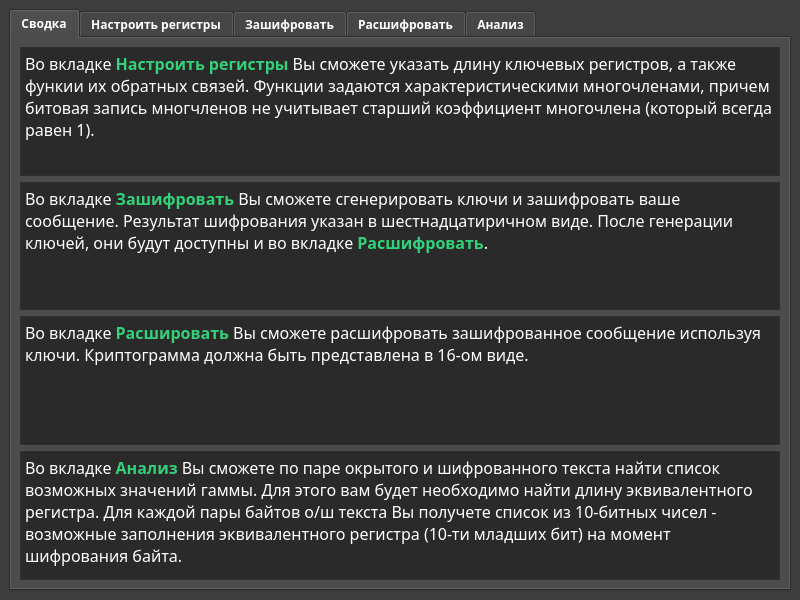
First picture: the form in mainwindow.ui, repository jmpleo/labCC, before the edit.
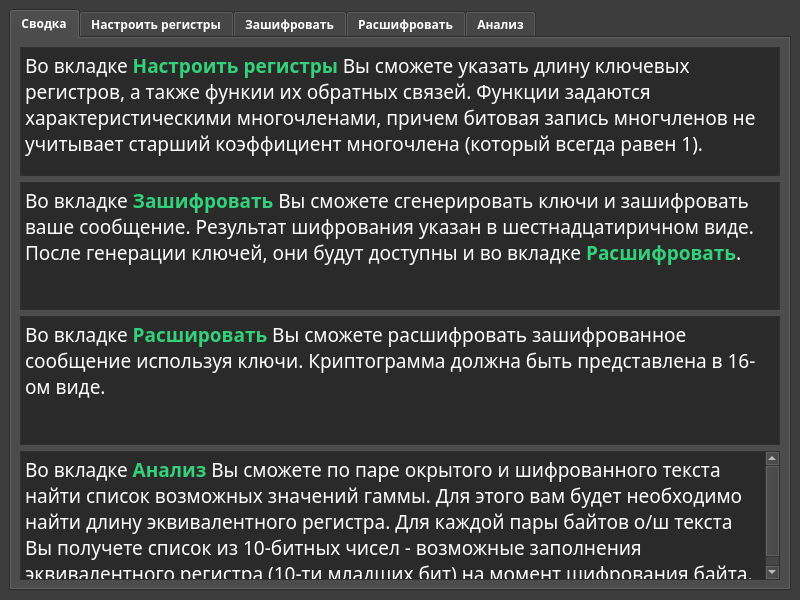
Second picture: the form after the edit. The open tabs and pages were chosen to show the change. Custom widgets are drawn as their Qt base class.

Patch:
```diff
--- a/mainwindow.ui
+++ b/mainwindow.ui
@@ -526,12 +526,20 @@
          <layout class="QVBoxLayout" name="verticalLayout_2">
           <item>
            <widget class="QTextBrowser" name="textBrowser_2">
+            <property name="font">
+             <font>
+              <family>JetBrains Mono</family>
+              <pointsize>14</pointsize>
+              <weight>75</weight>
+              <bold>true</bold>
+             </font>
+            </property>
             <property name="html">
              <string>&lt;!DOCTYPE HTML PUBLIC &quot;-//W3C//DTD HTML 4.0//EN&quot; &quot;http://www.w3.org/TR/REC-html40/strict.dtd&quot;&gt;
 &lt;html&gt;&lt;head&gt;&lt;meta name=&quot;qrichtext&quot; content=&quot;1&quot; /&gt;&lt;style type=&quot;text/css&quot;&gt;
 p, li { white-space: pre-wrap; }
-&lt;/style&gt;&lt;/head&gt;&lt;body style=&quot; font-family:'JetBrains Mono'; font-size:11pt; font-weight:600; font-style:normal;&quot;&gt;
-&lt;p style=&quot; margin-top:0px; margin-bottom:0px; margin-left:0px; margin-right:0px; -qt-block-indent:0; text-indent:0px;&quot;&gt;&lt;span style=&quot; font-size:12pt; font-weight:400;&quot;&gt;Во вкладке &lt;/span&gt;&lt;span style=&quot; font-size:12pt; color:#33d17a;&quot;&gt;Настроить регистры&lt;/span&gt;&lt;span style=&quot; font-size:12pt; font-weight:400;&quot;&gt; Вы сможете указать длину ключевых регистров, а также функии их обратных связей. Функции задаются характеристическими многочленами, причем битовая запись многчленов не учитывает старший коэффициент многочлена (который всегда равен 1).&lt;/span&gt;&lt;/p&gt;&lt;/body&gt;&lt;/html&gt;</string>
+&lt;/style&gt;&lt;/head&gt;&lt;body style=&quot; font-family:'JetBrains Mono','JetBrains Mono'; font-size:14pt; font-weight:600; font-style:normal;&quot;&gt;
+&lt;p style=&quot; margin-top:0px; margin-bottom:0px; margin-left:0px; margin-right:0px; -qt-block-indent:0; text-indent:0px;&quot;&gt;&lt;span style=&quot; font-family:'JetBrains Mono'; font-weight:400;&quot;&gt;Во вкладке &lt;/span&gt;&lt;span style=&quot; font-family:'JetBrains Mono'; color:#33d17a;&quot;&gt;Настроить регистры&lt;/span&gt;&lt;span style=&quot; font-family:'JetBrains Mono'; font-weight:400;&quot;&gt; Вы сможете указать длину ключевых регистров, а также функии их обратных связей. Функции задаются характеристическими многочленами, причем битовая запись многчленов не учитывает старший коэффициент многочлена (который всегда равен 1).&lt;/span&gt;&lt;/p&gt;&lt;/body&gt;&lt;/html&gt;</string>
             </property>
            </widget>
           </item>
@@ -541,8 +549,8 @@
              <string>&lt;!DOCTYPE HTML PUBLIC &quot;-//W3C//DTD HTML 4.0//EN&quot; &quot;http://www.w3.org/TR/REC-html40/strict.dtd&quot;&gt;
 &lt;html&gt;&lt;head&gt;&lt;meta name=&quot;qrichtext&quot; content=&quot;1&quot; /&gt;&lt;style type=&quot;text/css&quot;&gt;
 p, li { white-space: pre-wrap; }
-&lt;/style&gt;&lt;/head&gt;&lt;body style=&quot; font-family:'JetBrains Mono'; font-size:11pt; font-weight:600; font-style:normal;&quot;&gt;
-&lt;p style=&quot; margin-top:0px; margin-bottom:0px; margin-left:0px; margin-right:0px; -qt-block-indent:0; text-indent:0px;&quot;&gt;&lt;span style=&quot; font-size:12pt; font-weight:400;&quot;&gt;Во вкладке &lt;/span&gt;&lt;span style=&quot; font-size:12pt; color:#33d17a;&quot;&gt;Зашифровать&lt;/span&gt;&lt;span style=&quot; font-size:12pt; font-weight:400;&quot;&gt; Вы сможете сгенерировать ключи и зашифровать ваше сообщение. Результат шифрования указан в шестнадцатиричном виде. После генерации ключей, они будут доступны и во вкладке &lt;/span&gt;&lt;span style=&quot; font-size:12pt; color:#33d17a;&quot;&gt;Расшифровать&lt;/span&gt;&lt;span style=&quot; font-size:12pt; font-weight:400;&quot;&gt;.&lt;/span&gt;&lt;/p&gt;&lt;/body&gt;&lt;/html&gt;</string>
+&lt;/style&gt;&lt;/head&gt;&lt;body style=&quot; font-family:'JetBrains Mono'; font-size:14pt; font-weight:600; font-style:normal;&quot;&gt;
+&lt;p style=&quot; margin-top:0px; margin-bottom:0px; margin-left:0px; margin-right:0px; -qt-block-indent:0; text-indent:0px;&quot;&gt;&lt;span style=&quot; font-weight:400;&quot;&gt;Во вкладке &lt;/span&gt;&lt;span style=&quot; color:#33d17a;&quot;&gt;Зашифровать&lt;/span&gt;&lt;span style=&quot; font-weight:400;&quot;&gt; Вы сможете сгенерировать ключи и зашифровать ваше сообщение. Результат шифрования указан в шестнадцатиричном виде. После генерации ключей, они будут доступны и во вкладке &lt;/span&gt;&lt;span style=&quot; color:#33d17a;&quot;&gt;Расшифровать&lt;/span&gt;&lt;span style=&quot; font-weight:400;&quot;&gt;.&lt;/span&gt;&lt;/p&gt;&lt;/body&gt;&lt;/html&gt;</string>
             </property>
            </widget>
           </item>
@@ -552,8 +560,8 @@
              <string>&lt;!DOCTYPE HTML PUBLIC &quot;-//W3C//DTD HTML 4.0//EN&quot; &quot;http://www.w3.org/TR/REC-html40/strict.dtd&quot;&gt;
 &lt;html&gt;&lt;head&gt;&lt;meta name=&quot;qrichtext&quot; content=&quot;1&quot; /&gt;&lt;style type=&quot;text/css&quot;&gt;
 p, li { white-space: pre-wrap; }
-&lt;/style&gt;&lt;/head&gt;&lt;body style=&quot; font-family:'JetBrains Mono'; font-size:11pt; font-weight:600; font-style:normal;&quot;&gt;
-&lt;p style=&quot; margin-top:0px; margin-bottom:0px; margin-left:0px; margin-right:0px; -qt-block-indent:0; text-indent:0px;&quot;&gt;&lt;span style=&quot; font-size:12pt; font-weight:400;&quot;&gt;Во вкладке &lt;/span&gt;&lt;span style=&quot; font-size:12pt; color:#33d17a;&quot;&gt;Расшировать&lt;/span&gt;&lt;span style=&quot; font-size:12pt; font-weight:400;&quot;&gt; Вы сможете расшифровать зашифрованное сообщение используя ключи. Криптограмма должна быть представлена в 16-ом виде. &lt;/span&gt;&lt;/p&gt;&lt;/body&gt;&lt;/html&gt;</string>
+&lt;/style&gt;&lt;/head&gt;&lt;body style=&quot; font-family:'JetBrains Mono'; font-size:14pt; font-weight:600; font-style:normal;&quot;&gt;
+&lt;p style=&quot; margin-top:0px; margin-bottom:0px; margin-left:0px; margin-right:0px; -qt-block-indent:0; text-indent:0px;&quot;&gt;&lt;span style=&quot; font-weight:400;&quot;&gt;Во вкладке &lt;/span&gt;&lt;span style=&quot; color:#33d17a;&quot;&gt;Расшировать&lt;/span&gt;&lt;span style=&quot; font-weight:400;&quot;&gt; Вы сможете расшифровать зашифрованное сообщение используя ключи. Криптограмма должна быть представлена в 16-ом виде. &lt;/span&gt;&lt;/p&gt;&lt;/body&gt;&lt;/html&gt;</string>
             </property>
            </widget>
           </item>
@@ -563,8 +571,8 @@
              <string>&lt;!DOCTYPE HTML PUBLIC &quot;-//W3C//DTD HTML 4.0//EN&quot; &quot;http://www.w3.org/TR/REC-html40/strict.dtd&quot;&gt;
 &lt;html&gt;&lt;head&gt;&lt;meta name=&quot;qrichtext&quot; content=&quot;1&quot; /&gt;&lt;style type=&quot;text/css&quot;&gt;
 p, li { white-space: pre-wrap; }
-&lt;/style&gt;&lt;/head&gt;&lt;body style=&quot; font-family:'JetBrains Mono'; font-size:11pt; font-weight:600; font-style:normal;&quot;&gt;
-&lt;p style=&quot; margin-top:0px; margin-bottom:0px; margin-left:0px; margin-right:0px; -qt-block-indent:0; text-indent:0px;&quot;&gt;&lt;span style=&quot; font-size:12pt; font-weight:400;&quot;&gt;Во вкладке &lt;/span&gt;&lt;span style=&quot; font-size:12pt; color:#33d17a;&quot;&gt;Анализ&lt;/span&gt;&lt;span style=&quot; font-size:12pt; font-weight:400;&quot;&gt; Вы сможете по паре окрытого и шифрованного текста найти список возможных значений гаммы. Для этого вам будет необходимо найти длину эквивалентного регистра. Для каждой пары байтов о/ш текста Вы получете список из 10-битных чисел - возможные заполнения эквивалентного регистра (10-ти младших бит) на момент шифрования байта.&lt;/span&gt;&lt;/p&gt;&lt;/body&gt;&lt;/html&gt;</string>
+&lt;/style&gt;&lt;/head&gt;&lt;body style=&quot; font-family:'JetBrains Mono'; font-size:14pt; font-weight:600; font-style:normal;&quot;&gt;
+&lt;p style=&quot; margin-top:0px; margin-bottom:0px; margin-left:0px; margin-right:0px; -qt-block-indent:0; text-indent:0px;&quot;&gt;&lt;span style=&quot; font-weight:400;&quot;&gt;Во вкладке &lt;/span&gt;&lt;span style=&quot; color:#33d17a;&quot;&gt;Анализ&lt;/span&gt;&lt;span style=&quot; font-weight:400;&quot;&gt; Вы сможете по паре окрытого и шифрованного текста найти список возможных значений гаммы. Для этого вам будет необходимо найти длину эквивалентного регистра. Для каждой пары байтов о/ш текста Вы получете список из 10-битных чисел - возможные заполнения эквивалентного регистра (10-ти младших бит) на момент шифрования байта.&lt;/span&gt;&lt;/p&gt;&lt;/body&gt;&lt;/html&gt;</string>
             </property>
            </widget>
           </item>
```
Left out of the diff: 30 changed lines with no effect on the pictures.
